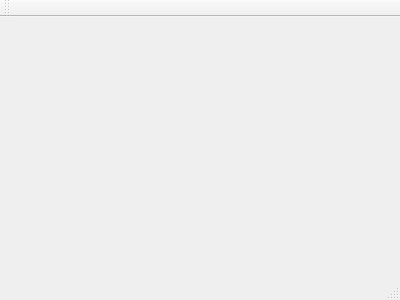
Before: the Qt Designer form VideoRetrievalBrowser/mainwindow.ui in theuerse/vr18, drawn with Qt 5.
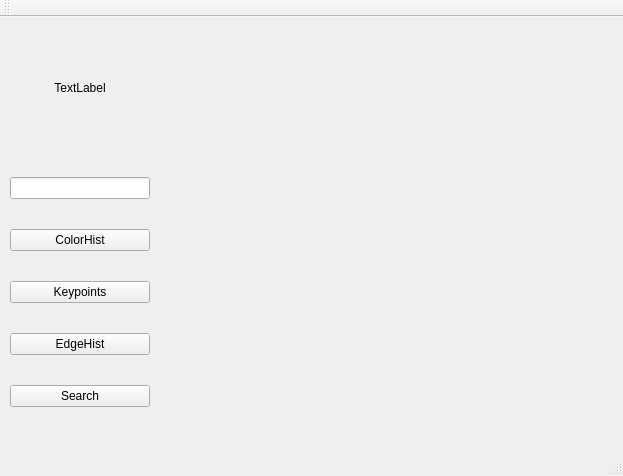
After: the same form once the commit is applied.

Commit message: Added primitive buttons and method stubs

The edit to the form file:
```diff
--- a/VideoRetrievalBrowser/mainwindow.ui
+++ b/VideoRetrievalBrowser/mainwindow.ui
@@ -1,24 +1,99 @@
 <ui version="4.0">
  <class>MainWindow</class>
- <widget class="QMainWindow" name="MainWindow" >
-  <property name="geometry" >
+ <widget class="QMainWindow" name="MainWindow">
+  <property name="geometry">
    <rect>
     <x>0</x>
     <y>0</y>
-    <width>400</width>
-    <height>300</height>
+    <width>623</width>
+    <height>476</height>
    </rect>
   </property>
   <property name="windowTitle" >
    <string>MainWindow</string>
   </property>
-  <widget class="QMenuBar" name="menuBar" />
-  <widget class="QToolBar" name="mainToolBar" />
-  <widget class="QWidget" name="centralWidget" />
-  <widget class="QStatusBar" name="statusBar" />
+  <widget class="QWidget" name="centralWidget">
+   <widget class="QWidget" name="verticalLayoutWidget">
+    <property name="geometry">
+     <rect>
+      <x>0</x>
+      <y>0</y>
+      <width>161</width>
+      <height>401</height>
+     </rect>
+    </property>
+    <layout class="QVBoxLayout" name="verticalLayout">
+     <property name="spacing">
+      <number>30</number>
+     </property>
+     <property name="leftMargin">
+      <number>10</number>
+     </property>
+     <item>
+      <widget class="QLabel" name="label">
+       <property name="text">
+        <string>TextLabel</string>
+       </property>
+       <property name="alignment">
+        <set>Qt::AlignCenter</set>
+       </property>
+      </widget>
+     </item>
+     <item>
+      <widget class="QLineEdit" name="lineEdit"/>
+     </item>
+     <item>
+      <widget class="QPushButton" name="colorHistButton">
+       <property name="text">
+        <string>ColorHist</string>
+       </property>
+      </widget>
+     </item>
+     <item>
+      <widget class="QPushButton" name="keypointsButton">
+       <property name="text">
+        <string>Keypoints</string>
+       </property>
+      </widget>
+     </item>
+     <item>
+      <widget class="QPushButton" name="edgeHistButton">
+       <property name="text">
+        <string>EdgeHist</string>
+       </property>
+      </widget>
+     </item>
+     <item>
+      <widget class="QPushButton" name="searchButton">
+       <property name="text">
+        <string>Search</string>
+       </property>
+      </widget>
+     </item>
+    </layout>
+   </widget>
+  </widget>
+  <widget class="QMenuBar" name="menuBar">
+   <property name="geometry">
+    <rect>
+     <x>0</x>
+     <y>0</y>
+     <width>623</width>
+     <height>22</height>
+    </rect>
+   </property>
+  </widget>
+  <widget class="QToolBar" name="mainToolBar">
+   <attribute name="toolBarArea">
+    <enum>TopToolBarArea</enum>
+   </attribute>
+   <attribute name="toolBarBreak">
+    <bool>false</bool>
+   </attribute>
+  </widget>
+  <widget class="QStatusBar" name="statusBar"/>
  </widget>
- <layoutDefault spacing="6" margin="11" />
- <pixmapfunction></pixmapfunction>
+ <layoutdefault spacing="6" margin="11"/>
  <resources/>
  <connections/>
 </ui>
```
Left out of the diff: 5 changed lines with no effect on the pictures. The commit also changes 3 other files.
